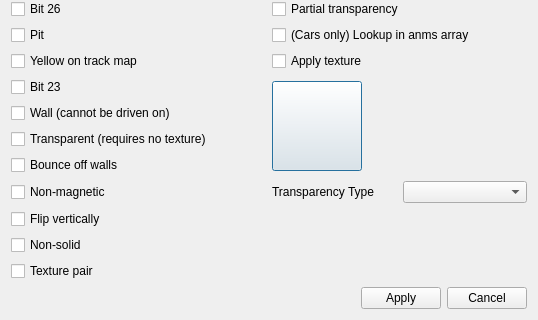
Old version of the form TrackEditor/EditSurfaceDialog.ui in the repository Zizin13/Roller; both pictures show x 0 to 538 and y 222 to 542 of the 538 by 542 pixel window.
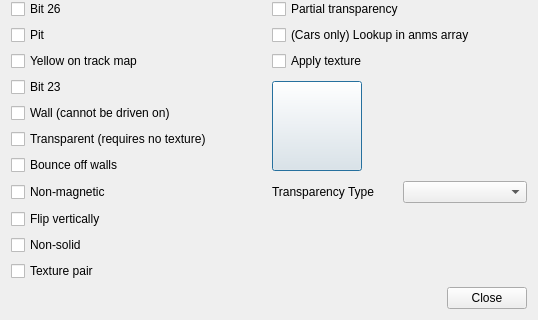
New version of the form.

Commit message: surface dialog now takes effect immediately and only the option changed is applied to all selected chunks

```diff
--- a/TrackEditor/EditSurfaceDialog.ui
+++ b/TrackEditor/EditSurfaceDialog.ui
@@ -345,17 +345,10 @@
        </property>
       </spacer>
      </item>
-     <item>
-      <widget class="QPushButton" name="pbApply">
-       <property name="text">
-        <string>Apply</string>
-       </property>
-      </widget>
-     </item>
      <item>
       <widget class="QPushButton" name="pbCancel">
        <property name="text">
-        <string>Cancel</string>
+        <string>Close</string>
        </property>
       </widget>
      </item>
```
The commit also changes 5 other files.
